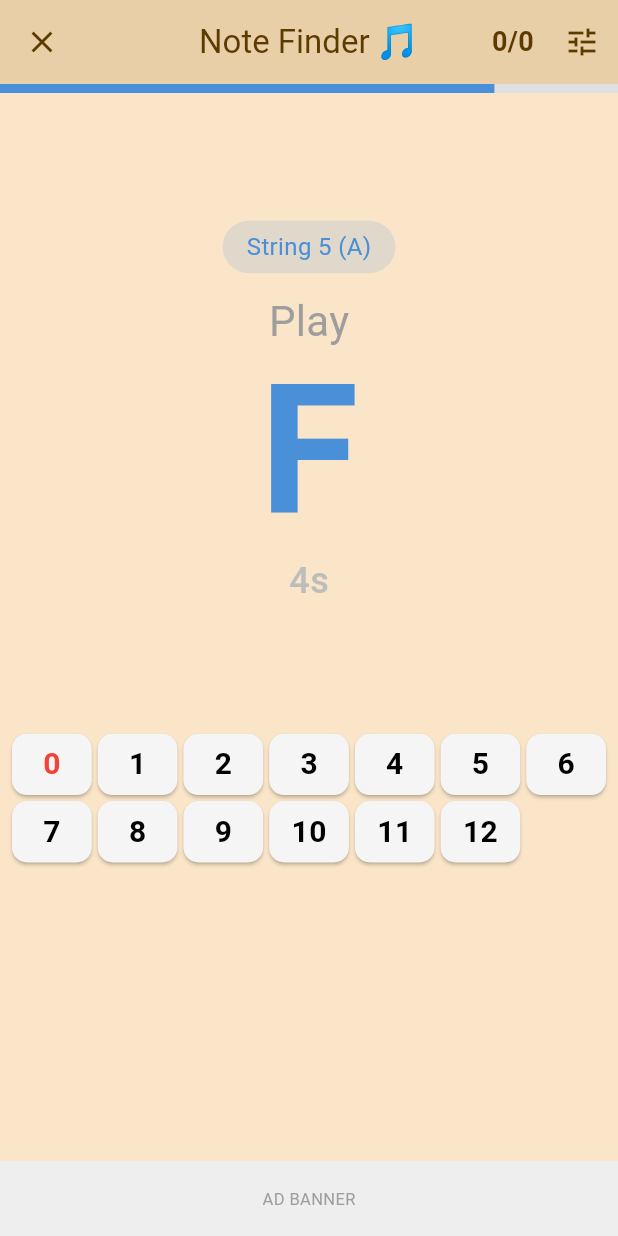
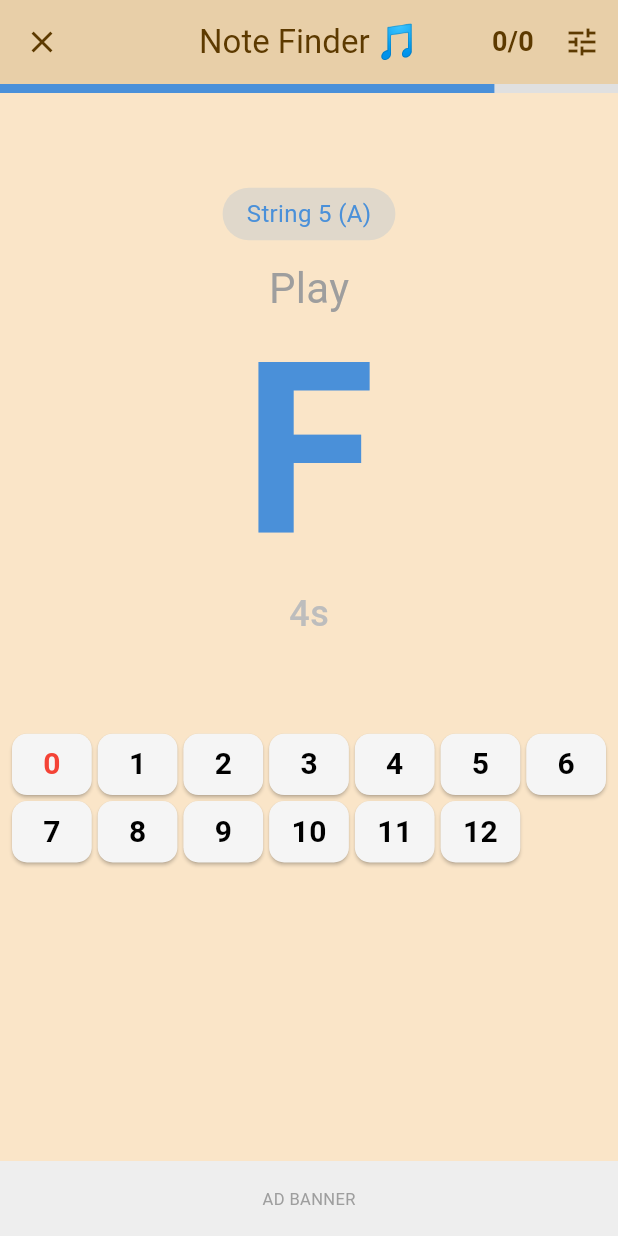
Before and after one commit to rnak24-lab/guitar-teacher, a Flutter app: the screen it shows after launch, after a tap on "Fretboard", on a phone screen of 412 x 824 dp. Run offline on Flutter 3.47's test engine with Material 3 defaults, Android fonts, the phone set to English and light mode, and no system bars; our stand-ins replace audioplayers, fl_chart, shared_preferences, table_calendar.

Commit message:
[정우] UX 개선 — 다이어그램/정답 자동표시 토글 + 글꼴 크기 확대
- Chord Practice: 다이어그램 auto-show on/off + 딜레이(0~3초) 설정 추가, 코드 이름 폰트 100→140
- Note Finder: 정답 프렛 auto-reveal on/off + 딜레이(0~3초) 설정 추가, 음 이름 폰트 120→160
- Octave Form: 음 이름 폰트 120→160
- 멀리서 기타 치면서 볼 수 있도록 핵심 텍스트 크기 대폭 확대

Co-Authored-By: Claude Opus 4.6 (1M context) <noreply@anthropic.com>

```diff
--- a/lib/screens/fretboard_trainer/fretboard_setup.dart
+++ b/lib/screens/fretboard_trainer/fretboard_setup.dart
@@ -34,6 +34,11 @@ class _FretboardSetupState extends State<FretboardSetup> with TickerProviderStat
   List<int> _correctFrets = [];
   final Stopwatch _stopwatch = Stopwatch();
 
+  // Auto-reveal answer settings
+  bool _autoRevealAnswer = false;
+  int _autoRevealDelay = 2; // seconds
+  Timer? _autoRevealTimer;
+
   // Animation
   late AnimationController _fadeController;
   late Animation<double> _fadeAnimation;
@@ -59,8 +64,20 @@ class _FretboardSetupState extends State<FretboardSetup> with TickerProviderStat
 
     _timeLeft = _seconds.toInt();
     _showAnswer = false;
+    _autoRevealTimer?.cancel();
 
     _fadeController.forward(from: 0);
+
+    // Auto-reveal answer if enabled
+    if (_autoRevealAnswer) {
+      if (_autoRevealDelay == 0) {
+        _showAnswer = true;
+      } else {
+        _autoRevealTimer = Timer(Duration(seconds: _autoRevealDelay), () {
+          if (mounted) setState(() => _showAnswer = true);
+        });
+      }
+    }
 
     _timer?.cancel();
     _timer = Timer.periodic(const Duration(seconds: 1), (_) {
@@ -129,6 +146,7 @@ class _FretboardSetupState extends State<FretboardSetup> with TickerProviderStat
   @override
   void dispose() {
     _timer?.cancel();
+    _autoRevealTimer?.cancel();
     _fadeController.dispose();
     super.dispose();
   }
@@ -191,7 +209,7 @@ class _FretboardSetupState extends State<FretboardSetup> with TickerProviderStat
                     Text('Play', style: TextStyle(fontSize: 28, color: Colors.grey[500])),
                     Text(
                       _currentNote,
-                      style: const TextStyle(fontSize: 120, fontWeight: FontWeight.bold, color: Color(0xFF4A90D9), height: 1.1),
+                      style: const TextStyle(fontSize: 160, fontWeight: FontWeight.bold, color: Color(0xFF4A90D9), height: 1.1),
                     ),
                     const SizedBox(height: 4),
                     // Timer countdown
@@ -340,6 +358,39 @@ class _FretboardSetupState extends State<FretboardSetup> with TickerProviderStat
                       ),
                     ],
                   ),
+                  // Auto-reveal answer setting
+                  Row(
+                    children: [
+                      const Icon(Icons.auto_awesome, size: 18, color: Color(0xFF4A90D9)),
+                      const SizedBox(width: 8),
+                      const Text('Auto Reveal'),
+                      Switch(
+                        value: _autoRevealAnswer,
+                        activeColor: const Color(0xFF4A90D9),
+                        onChanged: (v) => setState(() => _autoRevealAnswer = v),
+                      ),
+                      if (_autoRevealAnswer) ...[
+                        const Text('Delay:', style: TextStyle(fontSize: 12)),
+                        const SizedBox(width: 4),
+                        ...[0, 1, 2, 3].map((s) => Padding(
+                          padding: const EdgeInsets.only(right: 4),
+                          child: GestureDetector(
+                            onTap: () => setState(() => _autoRevealDelay = s),
+                            child: Container(
+                              padding: const EdgeInsets.symmetric(horizontal: 8, vertical: 4),
+                              decoration: BoxDecoration(
+                                color: _autoRevealDelay == s ? const Color(0xFF4A90D9) : Colors.grey[300],
+                                borderRadius: BorderRadius.circular(8),
+                              ),
+                              child: Text('${s}s', style: TextStyle(
+                                fontSize: 12, fontWeight: FontWeight.bold,
+                                color: _autoRevealDelay == s ? Colors.white : Colors.grey[700])),
+                            ),
+                          ),
+                        )),
+                      ],
+                    ],
+                  ),
                 ],
               ),
             ),
--- a/lib/screens/octave_trainer/octave_setup.dart
+++ b/lib/screens/octave_trainer/octave_setup.dart
@@ -200,7 +200,7 @@ class _OctaveSetupState extends State<OctaveSetup> with TickerProviderStateMixin
                       Text('Play', style: TextStyle(fontSize: 24, color: Colors.grey[500])),
                       Text(
                         _currentNote,
-                        style: const TextStyle(fontSize: 120, fontWeight: FontWeight.bold, color: Colors.orange, height: 1.1),
+                        style: const TextStyle(fontSize: 160, fontWeight: FontWeight.bold, color: Colors.orange, height: 1.1),
                       ),
                       const SizedBox(height: 8),
                       // Timer
```
Also changed, not shown: lib/screens/chord_trainer/chord_game.dart (+57 -2 lines).
